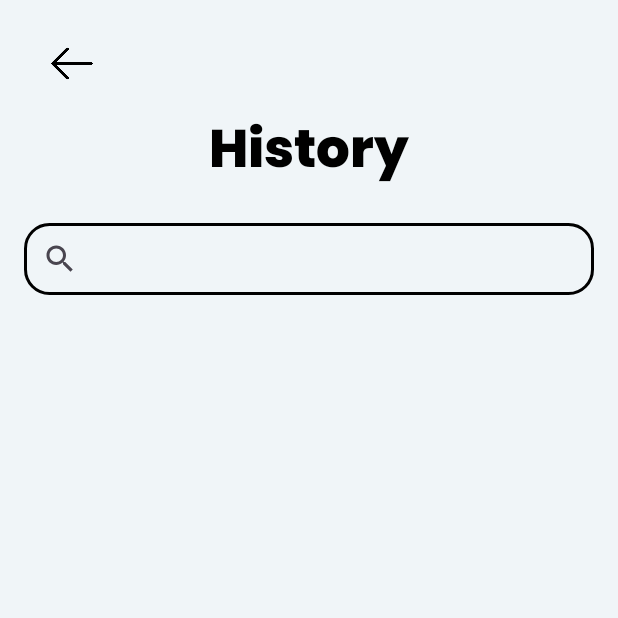
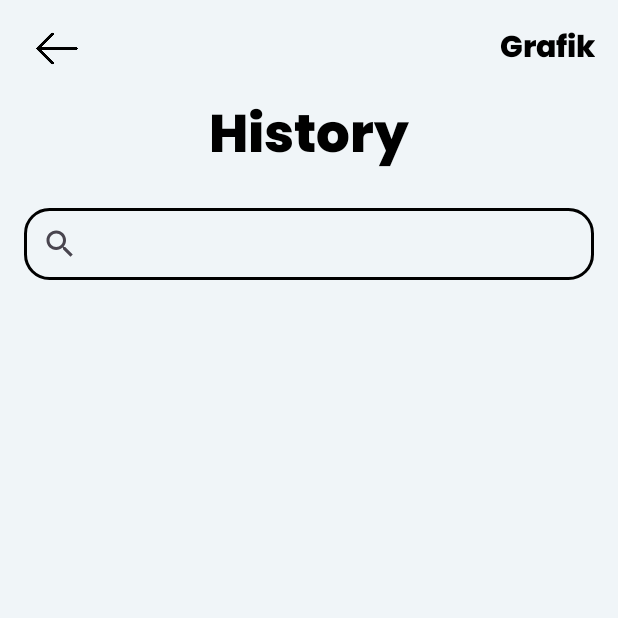
Before and after one commit to ananabillarizky/SmokaMobile, an Android app: the HistoryActivity screen opened directly, with no data from a screen before it, on a phone screen of 412 x 824 dp, the top half of it. Run offline under Robolectric (Android 15) with nearby library versions, the phone set to English and light mode, and no system bars; our stand-ins replace Firebase (no records; nobody signed in at launch, a user with empty details on screens opened directly).

Commit message:
update : history

```diff
--- a/app/build.gradle
+++ b/app/build.gradle
@@ -64,4 +64,10 @@ dependencies {
 
     implementation "androidx.work:work-runtime-ktx:2.7.0"
 
+    implementation 'de.hdodenhof:circleimageview:3.1.0'
+
+//    implementation 'com.github.PhilJay:MPAndroidChart:v3.1.0'
+
+    implementation 'com.github.PhilJay:MPAndroidChart:v3.1.0'
+
 }
--- a/app/src/main/java/com/example/mobilesmoka_iot/HistoryActivity.kt
+++ b/app/src/main/java/com/example/mobilesmoka_iot/HistoryActivity.kt
@@ -5,6 +5,7 @@ import androidx.appcompat.app.AppCompatActivity
 import android.os.Bundle
 import android.widget.Button
 import android.widget.ImageView
+import android.widget.TextView
 import androidx.appcompat.widget.SearchView
 import androidx.recyclerview.widget.LinearLayoutManager
 import androidx.recyclerview.widget.RecyclerView
@@ -13,17 +14,24 @@ class HistoryActivity : AppCompatActivity() {
     private lateinit var recyclerView: RecyclerView
     private lateinit var historyAdapter: HistoryAdapter
     private lateinit var img_back: ImageView
+    private lateinit var btn_grafik: TextView
 
     override fun onCreate(savedInstanceState: Bundle?) {
         super.onCreate(savedInstanceState)
         setContentView(R.layout.activity_history)
 
         img_back = findViewById(R.id.img_back)
+        btn_grafik = findViewById(R.id.btnGrafik)
 
         img_back.setOnClickListener {
             val intent = Intent(this, MainActivity::class.java)
             startActivity(intent)
             finish()
+        }
+
+        btn_grafik.setOnClickListener {
+            val intent = Intent(this, GrafikHistoryActivity::class.java)
+            startActivity(intent)
         }
 
         var svHistory = findViewById<SearchView>(R.id.svHistory)
--- a/app/src/main/res/layout/activity_history.xml
+++ b/app/src/main/res/layout/activity_history.xml
@@ -14,13 +14,31 @@
         android:orientation="vertical"
         android:padding="15dp">
 
-        <ImageView
-            android:id="@+id/img_back"
-            android:layout_width="45dp"
+        <LinearLayout
+            android:layout_width="match_parent"
             android:layout_height="34dp"
-            android:layout_marginStart="10dp"
-            android:layout_marginTop="10dp"
-            android:src="@drawable/back" />
+            android:orientation="horizontal">
+            <RelativeLayout
+                android:layout_width="match_parent"
+                android:layout_height="wrap_content">
+                <ImageView
+                    android:id="@+id/img_back"
+                    android:layout_width="45dp"
+                    android:layout_height="34dp"
+                    android:src="@drawable/back" />
+                <TextView
+                    android:id="@+id/btnGrafik"
+                    android:layout_width="wrap_content"
+                    android:layout_height="wrap_content"
+                    android:layout_alignParentEnd="true"
+                    android:text="Grafik"
+                    android:textSize="20sp"
+                    android:fontFamily="@font/poppinsextra"
+                    android:textColor="@color/black"/>
+            </RelativeLayout>
+
+
+        </LinearLayout>
 
         <TextView
             android:layout_width="wrap_content"
--- a/app/src/main/res/values-night/themes.xml
+++ b/app/src/main/res/values-night/themes.xml
@@ -5,7 +5,7 @@
         <!-- <item name="colorPrimary">@color/my_dark_primary</item> -->
         <item name="colorPrimary">@color/primaryColor</item>
         <item name="colorAccent">@color/colorAccent</item>
-        <item name="android:timePickerStyle">@style/MyTimePickerTheme</item>
+<!--        <item name="android:timePickerStyle">@style/TimePickerDialogStyle</item>-->
         <item name="android:editTextColor">@android:color/black</item>
         <item name="android:textColorHint">@android:color/black</item>
     </style>
@@ -14,8 +14,17 @@
         <item name = "windowActionBar">false</item>
         <item name = "windowNoTitle">true</item>
     </style>
-    <style name="MyTimePickerTheme" parent="android:Widget.Material.Light.TimePicker">
-        <item name="android:timePickerMode">clock</item>
+<!--    <style name="MyTimePickerTheme" parent="android:Widget.Material.TimePicker">-->
+<!--        <item name="android:timePickerMode">clock</item>-->
+<!--    </style>-->
+
+    <style name="TimePickerDialogStyle" parent="@style/Theme.AppCompat.Light.Dialog">
+        <item name="colorControlActivated">@color/primaryColor</item>
+        <item name="colorAccent">@color/primaryColor</item>
+        <item name="android:textColorPrimary">@color/black</item>
+        <item name="android:textColorSecondary">@color/black</item>
+        <item name="android:colorControlNormal">@color/black</item>
     </style>
 
+
 </resources>
--- a/app/src/main/res/values/themes.xml
+++ b/app/src/main/res/values/themes.xml
@@ -4,7 +4,7 @@
 
         <item name="colorPrimary">@color/primaryColor</item>
         <item name="colorAccent">@color/colorAccent</item>
-        <item name="android:timePickerStyle">@style/MyTimePickerTheme</item>
+<!--        <item name="android:timePickerStyle">@style/TimePickerDialogStyle</item>-->
         <item name="android:editTextColor">@android:color/black</item>
         <item name="android:textColorHint">@android:color/black</item>
     </style>
@@ -14,8 +14,23 @@
         <item name = "windowActionBar">false</item>
         <item name = "windowNoTitle">true</item>
     </style>
-    <style name="MyTimePickerTheme" parent="android:Widget.Material.Light.TimePicker">
-        <item name="android:timePickerMode">clock</item>
+<!--    <style name="MyTimePickerTheme" parent="android:Widget.Material.TimePicker">-->
+<!--        <item name="android:timePickerMode">clock</item>-->
+<!--    </style>-->
+
+    <style name="TimePickerDialogStyle" parent="@style/ThemeOverlay.MaterialComponents.Dialog">
+        <item name="colorControlActivated">@color/primaryColor</item>
+        <item name="colorAccent">@color/primaryColor</item>
+        <item name="android:textColorPrimary">@color/black</item>
+        <item name="android:textColorSecondary">@color/black</item>
     </style>
 
+<!--    <style name="TimePickerDialogStyle" parent="@style/Theme.Material3.DayNight.Dialog">-->
+<!--        <item name="android:textColorPrimary">@android:color/black</item>-->
+<!--        <item name="android:textColorSecondary">@android:color/black</item>-->
+<!--        <item name="colorPrimary">@color/primaryColor</item>-->
+<!--        <item name="colorAccent">@color/colorAccent</item>-->
+<!--        <item name="android:timePickerMode">clock</item>-->
+<!--    </style>-->
+
 </resources>
--- a/build.gradle
+++ b/build.gradle
@@ -5,6 +5,7 @@ buildscript {
         google()  // Google's Maven repository
         jcenter()
         mavenCentral()  // Maven Central repository
+        maven { url 'https://jitpack.io' }
     }
     dependencies {
 
```
Also changed, not shown: app/src/main/AndroidManifest.xml (+7 -0 lines), app/src/main/java/com/example/mobilesmoka_iot/GrafikHistoryActivity.kt (added, +45 -0 lines), app/src/main/java/com/example/mobilesmoka_iot/HistoryAdapter.kt (+8 -7 lines), app/src/main/java/com/example/mobilesmoka_iot/JadwalActivity.kt (+14 -4 lines), app/src/main/java/com/example/mobilesmoka_iot/MonitoringActivity.kt (+13 -13 lines), app/src/main/java/com/example/mobilesmoka_iot/MyExpandableListAdapter.kt (+4 -4 lines), app/src/main/java/com/example/mobilesmoka_iot/model/HistoryModel.kt (+11 -6 lines), app/src/main/res/layout/activity_grafik_history.xml (added, +63 -0 lines), app/src/main/res/layout/item_anggota.xml (+10 -3 lines), settings.gradle (+5 -2 lines), app/src/main/res/drawable/pak_handoko.jpg (added), app/src/main/res/drawable/pak_kuwat.jpeg (added), 2 other files.
